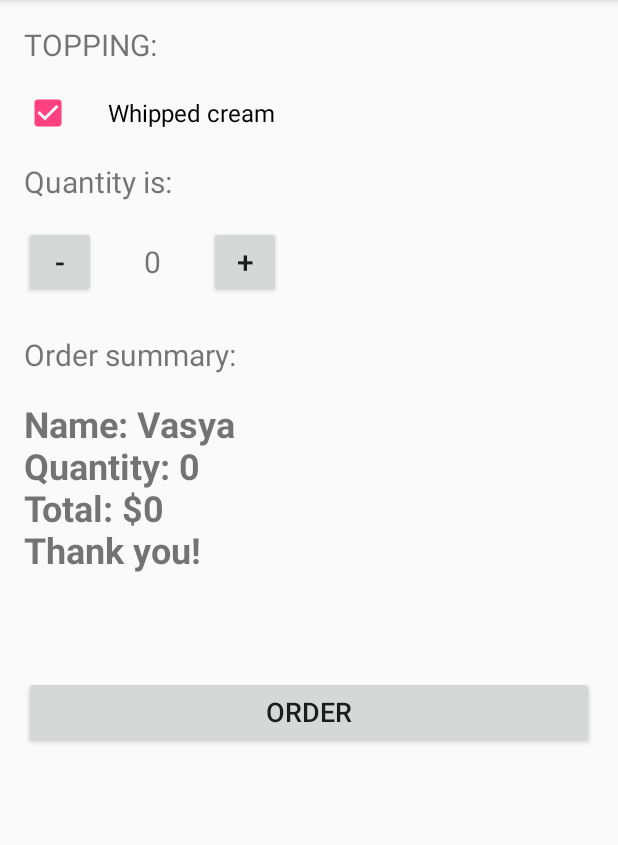
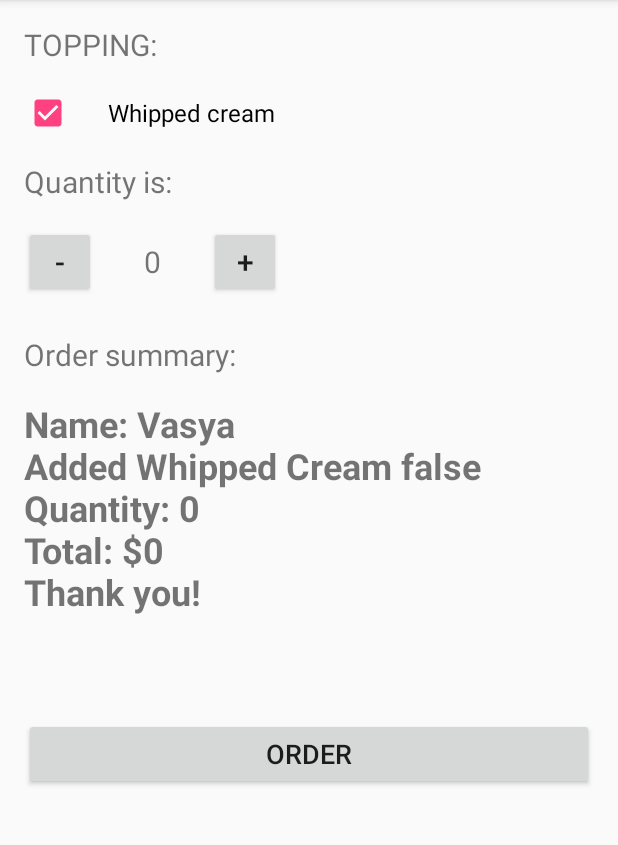
Before and after one commit to creatorAndDev/justjava, an Android app: the screen it shows after launch (MainActivity), after a tap on "ORDER", on a phone screen of 412 x 824 dp, the part 84-929 px from its top. Run offline under Robolectric (Android 15) with nearby library versions, the phone set to English and light mode, and no system bars; 1 other tap on this screen came first.

Commit message:
//dont work submitOrderSummary Boolean hasWhippedCream - dont work

```diff
--- a/app/src/main/java/ua/com/kl/yuri/justjava/MainActivity.java
+++ b/app/src/main/java/ua/com/kl/yuri/justjava/MainActivity.java
@@ -109,7 +109,8 @@ public class MainActivity extends AppCompatActivity {
      * This method is name and quality
      */
     private String submitOrderSummary() {
-        String info = "Name: " + clientName + "\n" + "Quantity: " + quantity + "\n";
+        Boolean hasWhippedCream = false;
+        String info = "Name: " + clientName + "\n" + "Added Whipped Cream " + hasWhippedCream + "\n" + "Quantity: " + quantity + "\n";
 
         return info;
     }
```
